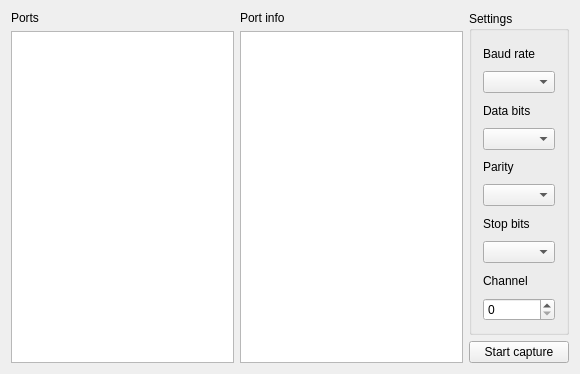
This is sniffersettings.ui in Amagor/SnifferSettings as Qt 5 draws it before an edit. The edited form follows.
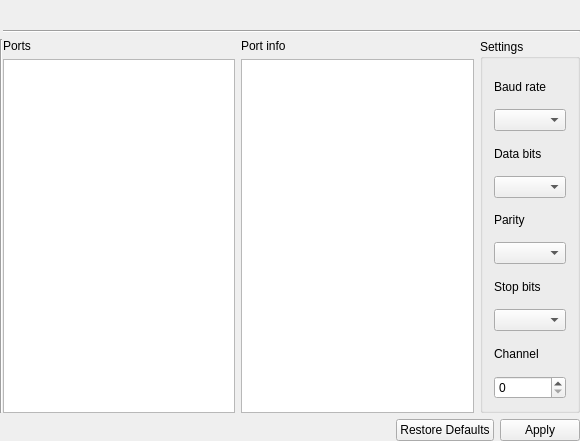
This is the edited form.

Commit message: Settings name

Patch:
```diff
--- a/sniffersettings.ui
+++ b/sniffersettings.ui
@@ -7,14 +7,31 @@
     <x>0</x>
     <y>0</y>
     <width>580</width>
-    <height>374</height>
+    <height>441</height>
    </rect>
   </property>
   <property name="windowTitle">
    <string>SnifferSettings</string>
   </property>
-  <layout class="QHBoxLayout" name="horizontalLayout">
-   <item>
+  <layout class="QGridLayout" name="gridLayout_3">
+   <property name="leftMargin">
+    <number>0</number>
+   </property>
+   <property name="topMargin">
+    <number>6</number>
+   </property>
+   <property name="rightMargin">
+    <number>0</number>
+   </property>
+   <property name="bottomMargin">
+    <number>0</number>
+   </property>
+   <property name="horizontalSpacing">
+    <number>0</number>
+   </property>
+   <item row="2" column="1">
+    <layout class="QGridLayout" name="gridLayout">
+     <item row="0" column="0">
     <layout class="QVBoxLayout" name="verticalLayout_3">
      <item>
       <widget class="QLabel" name="label_5">
@@ -28,7 +45,7 @@
      </item>
     </layout>
    </item>
-   <item>
+     <item row="0" column="1">
     <layout class="QVBoxLayout" name="verticalLayout_4">
      <item>
       <widget class="QLabel" name="label_6">
@@ -42,7 +59,7 @@
      </item>
     </layout>
    </item>
-   <item>
+     <item row="0" column="2">
     <layout class="QVBoxLayout" name="verticalLayout_2">
      <item>
       <widget class="QGroupBox" name="groupBox">
@@ -103,12 +120,65 @@
        </layout>
       </widget>
      </item>
-     <item>
-      <widget class="QPushButton" name="captureButton">
+      </layout>
+     </item>
+    </layout>
+   </item>
+   <item row="0" column="1">
+    <widget class="QLabel" name="settingsName">
+     <property name="font">
+      <font>
+       <pointsize>12</pointsize>
+       <weight>75</weight>
+       <bold>true</bold>
+      </font>
+     </property>
        <property name="text">
-        <string>Start capture</string>
-       </property>
-      </widget>
+      <string/>
+     </property>
+    </widget>
+   </item>
+   <item row="2" column="0">
+    <widget class="Line" name="line">
+     <property name="orientation">
+      <enum>Qt::Vertical</enum>
+     </property>
+    </widget>
+   </item>
+   <item row="1" column="1">
+    <widget class="Line" name="line_2">
+     <property name="orientation">
+      <enum>Qt::Horizontal</enum>
+     </property>
+    </widget>
+   </item>
+   <item row="3" column="1">
+    <layout class="QGridLayout" name="gridLayout_4">
+     <item row="0" column="1">
+      <widget class="QDialogButtonBox" name="buttonBox">
+       <property name="sizePolicy">
+        <sizepolicy hsizetype="Fixed" vsizetype="Fixed">
+         <horstretch>0</horstretch>
+         <verstretch>0</verstretch>
+        </sizepolicy>
+       </property>
+       <property name="standardButtons">
+        <set>QDialogButtonBox::Apply|QDialogButtonBox::RestoreDefaults</set>
+       </property>
+      </widget>
+     </item>
+     <item row="0" column="0">
+      <spacer name="horizontalSpacer">
+       <property name="orientation">
+        <enum>Qt::Horizontal</enum>
+       </property>
+       <property name="sizeHint" stdset="0">
+        <size>
+         <width>40</width>
+         <height>20</height>
+        </size>
+       </property>
+      </spacer>
      </item>
     </layout>
    </item>
```
Lines whose indentation alone changed are shown as unchanged. The commit also changes 5 other files.
